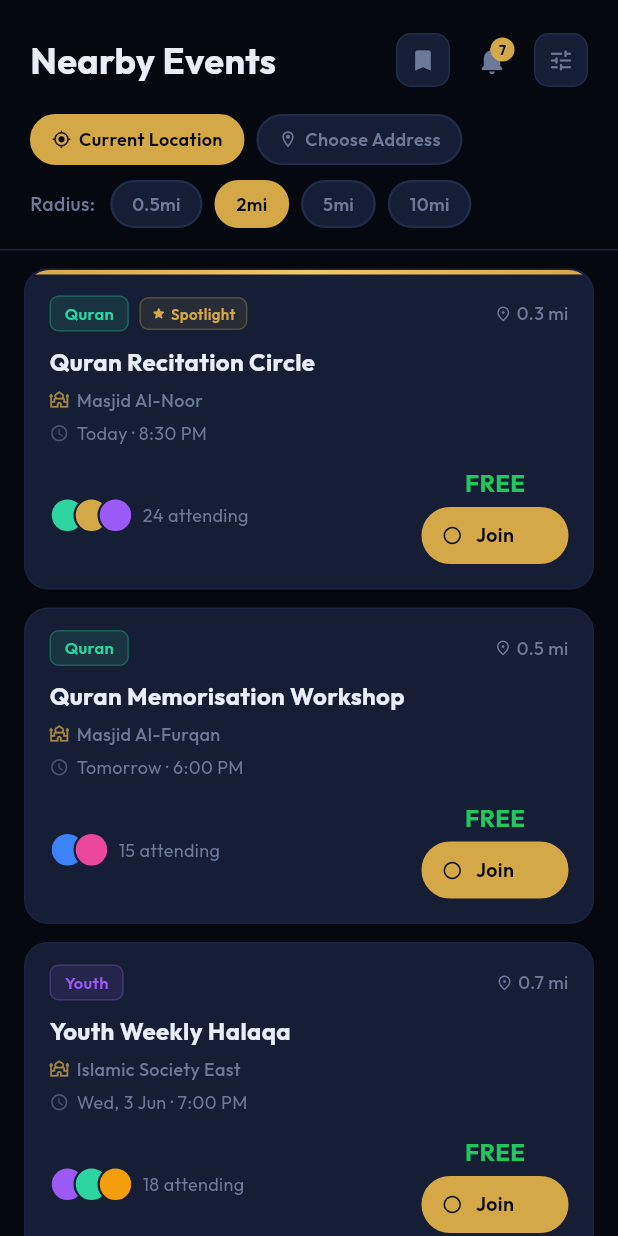
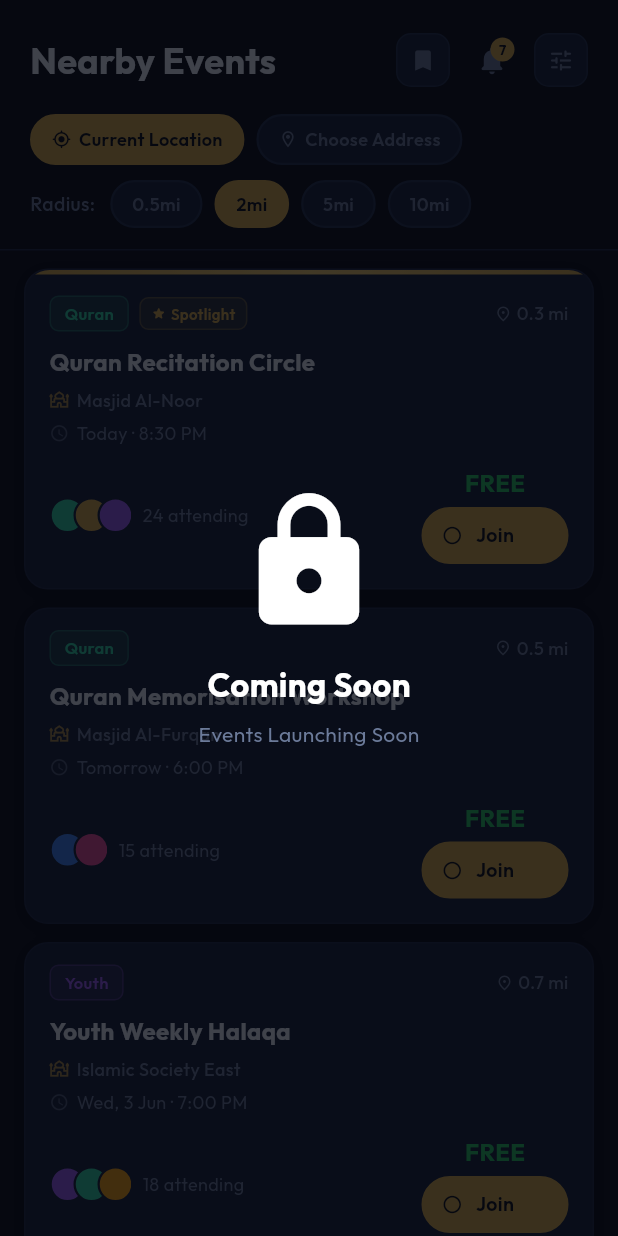
Before and after one commit to hasincltd/Salah-Socials, a Flutter app: the EventsScreen screen opened directly, on a phone screen of 412 x 824 dp. Run offline on Flutter 3.47's test engine with Material 3 defaults, Android fonts, the phone set to English and light mode, and no system bars; our stand-ins replace firebase_auth, firebase_core, flutter_dotenv, flutter_local_notifications, geolocator, google_fonts and 5 more; accounts and stored records are empty.

Commit message:
Events tab lock overlay re-enabled — ready for public testing

```diff
--- a/lib/screens/events/events_screen.dart
+++ b/lib/screens/events/events_screen.dart
@@ -408,8 +408,11 @@ class _EventsScreenState extends State<EventsScreen> {
     final events = _filtered;
     return Scaffold(
       backgroundColor: AppTheme.background,
-      // TODO: RE-ENABLE LOCK OVERLAY BEFORE MVP RELEASE
-      body: Column(
+      body: Stack(
+        children: [
+          Opacity(
+            opacity: 0.25,
+            child: Column(
               children: [
                 _Header(
                   radii: _radii,
@@ -459,6 +462,41 @@ class _EventsScreenState extends State<EventsScreen> {
                 ),
               ],
             ),
+          ),
+          IgnorePointer(
+            child: Container(
+              alignment: Alignment.center,
+              child: Column(
+                mainAxisSize: MainAxisSize.min,
+                children: [
+                  const Icon(
+                    Icons.lock_rounded,
+                    size: 100,
+                    color: Colors.white,
+                  ),
+                  const SizedBox(height: 16),
+                  Text(
+                    'Coming Soon',
+                    style: GoogleFonts.outfit(
+                      fontSize: 22,
+                      fontWeight: FontWeight.w700,
+                      color: Colors.white,
+                    ),
+                  ),
+                  const SizedBox(height: 8),
+                  Text(
+                    'Events Launching Soon',
+                    style: GoogleFonts.outfit(
+                      fontSize: 14,
+                      color: AppTheme.textSubtle,
+                    ),
+                  ),
+                ],
+              ),
+            ),
+          ),
+        ],
+      ),
     );
   }
 }
```
Lines whose indentation alone changed are shown as unchanged.
